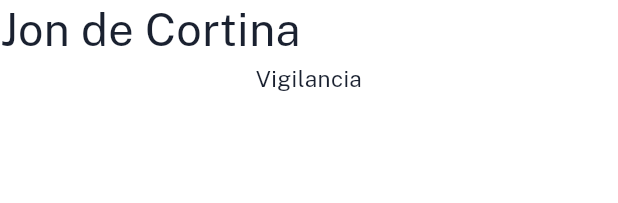
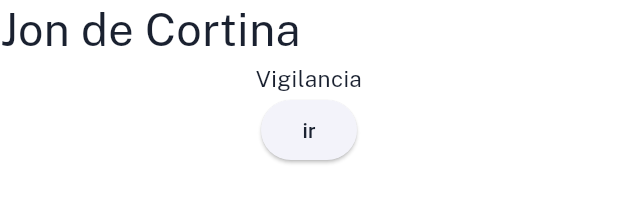
Before and after one commit to UCA-Walkmate/uca-walkmate, a Flutter app: the LocationModal widget shown alone on an empty page, opened directly, on a phone screen of 412 x 824 dp. Shown: the part 197-400 px from the top of the screen. Run offline on Flutter 3.47's test engine with Material 3 defaults, Android fonts, the phone set to English and light mode, and no system bars; our stand-ins replace dio, flutter_dotenv, flutter_map, flutter_riverpod, formz, go_router and 3 more; accounts and stored records are empty.

Commit message:
feature:Adding button to bottom sheet

```diff
--- a/uca_walkmate/lib/presentation/widgets/modals/location_modal.dart
+++ b/uca_walkmate/lib/presentation/widgets/modals/location_modal.dart
@@ -46,6 +46,10 @@ class LocationModal extends StatelessWidget {
                     fontSize: 15,
                   ),
                 )),
+           ElevatedButton(
+              onPressed: () => Navigator.pop(context),
+              child: const Text('ir'),
+            ),
         ],
       ),
 
```
